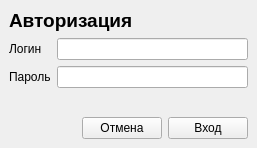
nillerusr/qVK, file loginwindow.ui: the form before one commit.
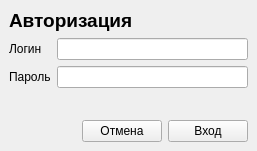
The form after the commit.

```diff
--- a/loginwindow.ui
+++ b/loginwindow.ui
@@ -7,7 +7,7 @@
     <x>0</x>
     <y>0</y>
     <width>257</width>
-    <height>148</height>
+    <height>151</height>
    </rect>
   </property>
   <property name="windowTitle">
```
